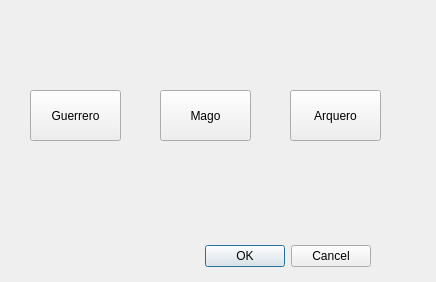
Qt form dialog.ui (alejandrolri/informatica_avanzada) before a commit.
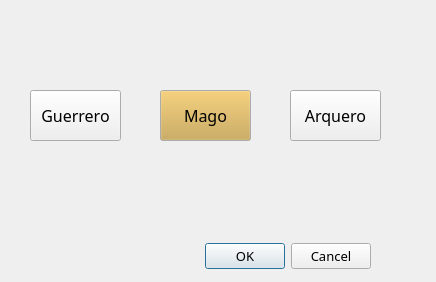
The same form after that commit. Icons and pictures are not drawn.

```diff
--- a/dialog.ui
+++ b/dialog.ui
@@ -26,6 +26,12 @@
      <height>32</height>
     </rect>
    </property>
+   <property name="font">
+    <font>
+     <family>Old English Text MT</family>
+     <pointsize>10</pointsize>
+    </font>
+   </property>
    <property name="orientation">
     <enum>Qt::Horizontal</enum>
    </property>
@@ -42,6 +48,12 @@
      <height>51</height>
     </rect>
    </property>
+   <property name="font">
+    <font>
+     <family>Old English Text MT</family>
+     <pointsize>12</pointsize>
+    </font>
+   </property>
    <property name="text">
     <string>Guerrero</string>
    </property>
@@ -55,11 +67,60 @@
      <height>51</height>
     </rect>
    </property>
+   <property name="palette">
+    <palette>
+     <active>
+      <colorrole role="Button">
+       <brush brushstyle="SolidPattern">
+        <color alpha="255">
+         <red>200</red>
+         <green>163</green>
+         <blue>71</blue>
+        </color>
+       </brush>
+      </colorrole>
+     </active>
+     <inactive>
+      <colorrole role="Button">
+       <brush brushstyle="SolidPattern">
+        <color alpha="255">
+         <red>200</red>
+         <green>163</green>
+         <blue>71</blue>
+        </color>
+       </brush>
+      </colorrole>
+     </inactive>
+     <disabled>
+      <colorrole role="Button">
+       <brush brushstyle="SolidPattern">
+        <color alpha="255">
+         <red>200</red>
+         <green>163</green>
+         <blue>71</blue>
+        </color>
+       </brush>
+      </colorrole>
+     </disabled>
+    </palette>
+   </property>
+   <property name="font">
+    <font>
+     <family>Old English Text MT</family>
+     <pointsize>12</pointsize>
+     <weight>50</weight>
+     <italic>false</italic>
+     <bold>false</bold>
+    </font>
+   </property>
    <property name="text">
     <string>Mago</string>
    </property>
   </widget>
   <widget class="QPushButton" name="Arquero">
+   <property name="enabled">
+    <bool>true</bool>
+   </property>
    <property name="geometry">
     <rect>
      <x>290</x>
@@ -68,6 +129,12 @@
      <height>51</height>
     </rect>
    </property>
+   <property name="font">
+    <font>
+     <family>Old English Text MT</family>
+     <pointsize>12</pointsize>
+    </font>
+   </property>
    <property name="text">
     <string>Arquero</string>
    </property>
```
